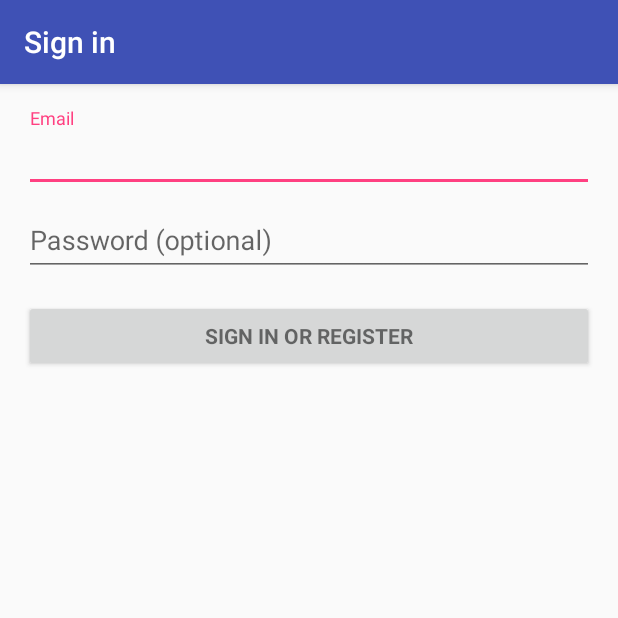
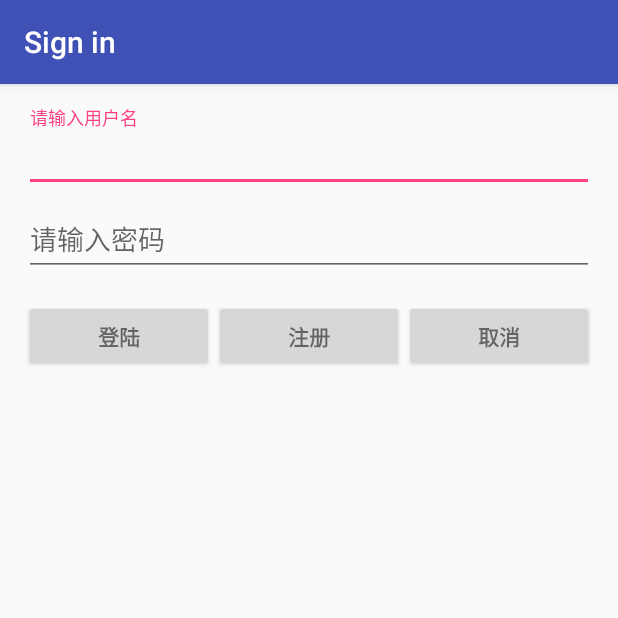
Before and after one commit to daitoto/DontMiss, an Android app: the LoginActivity screen opened directly, with no data from a screen before it, on a phone screen of 412 x 824 dp, the top half of it. Run offline under Robolectric (Android 15) with nearby library versions, the phone set to English and light mode, and no system bars; 2 statements that could not run were skipped.

Commit message:
add userstatus

```diff
--- a/TestApplication/app/build.gradle
+++ b/TestApplication/app/build.gradle
@@ -27,3 +27,7 @@ dependencies {
     androidTestImplementation 'com.android.support.test:runner:1.0.1'
     androidTestImplementation 'com.android.support.test.espresso:espresso-core:3.0.1'
 }
+
+android {
+    useLibrary 'org.apache.http.legacy'
+}
--- a/TestApplication/app/src/main/java/com/example/daitoto/testapplication/LoginActivity.java
+++ b/TestApplication/app/src/main/java/com/example/daitoto/testapplication/LoginActivity.java
@@ -57,7 +57,7 @@ public class LoginActivity extends AppCompatActivity implements LoaderCallbacks<
     private UserLoginTask mAuthTask = null;
 
     // UI references.
-    private AutoCompleteTextView mEmailView;
+    private AutoCompleteTextView mUsernameView;
     private EditText mPasswordView;
     private View mProgressView;
     private View mLoginFormView;
@@ -67,7 +67,7 @@ public class LoginActivity extends AppCompatActivity implements LoaderCallbacks<
         super.onCreate(savedInstanceState);
         setContentView(R.layout.activity_login);
         // Set up the login form.
-        mEmailView = (AutoCompleteTextView) findViewById(R.id.email);
+        mUsernameView = (AutoCompleteTextView) findViewById(R.id.username);
         populateAutoComplete();
 
         mPasswordView = (EditText) findViewById(R.id.password);
@@ -82,8 +82,8 @@ public class LoginActivity extends AppCompatActivity implements LoaderCallbacks<
             }
         });
 
-        Button mEmailSignInButton = (Button) findViewById(R.id.email_sign_in_button);
-        mEmailSignInButton.setOnClickListener(new OnClickListener() {
+        Button mlogin_button = (Button) findViewById(R.id.login_button);
+        mlogin_button.setOnClickListener(new OnClickListener() {
             @Override
             public void onClick(View view) {
                 attemptLogin();
@@ -110,7 +110,7 @@ public class LoginActivity extends AppCompatActivity implements LoaderCallbacks<
             return true;
         }
         if (shouldShowRequestPermissionRationale(READ_CONTACTS)) {
-            Snackbar.make(mEmailView, R.string.permission_rationale, Snackbar.LENGTH_INDEFINITE)
+            Snackbar.make(mUsernameView, R.string.permission_rationale, Snackbar.LENGTH_INDEFINITE)
                     .setAction(android.R.string.ok, new View.OnClickListener() {
                         @Override
                         @TargetApi(Build.VERSION_CODES.M)
@@ -149,11 +149,11 @@ public class LoginActivity extends AppCompatActivity implements LoaderCallbacks<
         }
 
         // Reset errors.
-        mEmailView.setError(null);
+        mUsernameView.setError(null);
         mPasswordView.setError(null);
 
         // Store values at the time of the login attempt.
-        String email = mEmailView.getText().toString();
+        String email = mUsernameView.getText().toString();
         String password = mPasswordView.getText().toString();
 
         boolean cancel = false;
@@ -168,12 +168,12 @@ public class LoginActivity extends AppCompatActivity implements LoaderCallbacks<
 
         // Check for a valid email address.
         if (TextUtils.isEmpty(email)) {
-            mEmailView.setError(getString(R.string.error_field_required));
-            focusView = mEmailView;
+            mUsernameView.setError(getString(R.string.error_field_required));
+            focusView = mUsernameView;
             cancel = true;
         } else if (!isEmailValid(email)) {
-            mEmailView.setError(getString(R.string.error_invalid_email));
-            focusView = mEmailView;
+            mUsernameView.setError(getString(R.string.error_invalid_email));
+            focusView = mUsernameView;
             cancel = true;
         }
 
@@ -276,7 +276,7 @@ public class LoginActivity extends AppCompatActivity implements LoaderCallbacks<
                 new ArrayAdapter<>(LoginActivity.this,
                         android.R.layout.simple_dropdown_item_1line, emailAddressCollection);
 
-        mEmailView.setAdapter(adapter);
+        mUsernameView.setAdapter(adapter);
     }
 
 
--- a/TestApplication/app/src/main/res/layout/activity_login.xml
+++ b/TestApplication/app/src/main/res/layout/activity_login.xml
@@ -26,7 +26,7 @@
         android:layout_height="match_parent">
 
         <LinearLayout
-            android:id="@+id/email_login_form"
+            android:id="@+id/login"
             android:layout_width="match_parent"
             android:layout_height="wrap_content"
             android:orientation="vertical">
@@ -36,11 +36,11 @@
                 android:layout_height="wrap_content">
 
                 <AutoCompleteTextView
-                    android:id="@+id/email"
+                    android:id="@+id/username"
                     android:layout_width="match_parent"
                     android:layout_height="wrap_content"
-                    android:hint="@string/prompt_email"
-                    android:inputType="textEmailAddress"
+                    android:hint="@string/prompt_username"
+                    android:inputType="textPersonName"
                     android:maxLines="1"
                     android:singleLine="true" />
 
@@ -63,15 +63,39 @@
                     android:singleLine="true" />
 
             </android.support.design.widget.TextInputLayout>
-
-            <Button
-                android:id="@+id/email_sign_in_button"
-                style="?android:textAppearanceSmall"
+            <LinearLayout
+                android:id="@+id/loginOrRegister"
                 android:layout_width="match_parent"
                 android:layout_height="wrap_content"
-                android:layout_marginTop="16dp"
-                android:text="@string/action_sign_in"
-                android:textStyle="bold" />
+                android:orientation="horizontal">
+                <Button
+                    android:id="@+id/login_button"
+                    style="?android:textAppearanceSmall"
+                    android:layout_width="fill_parent"
+                    android:layout_height="wrap_content"
+                    android:layout_weight="1"
+                    android:layout_marginTop="16dp"
+                    android:text="@string/action_sign_in"
+                    android:textStyle="bold" />
+                <Button
+                    android:id="@+id/register_button"
+                    style="?android:textAppearanceSmall"
+                    android:layout_width="fill_parent"
+                    android:layout_height="wrap_content"
+                    android:layout_weight="1"
+                    android:layout_marginTop="16dp"
+                    android:text="@string/register"
+                    android:textStyle="bold" />
+                <Button
+                    android:id="@+id/cancel_button"
+                    style="?android:textAppearanceSmall"
+                    android:layout_width="fill_parent"
+                    android:layout_height="wrap_content"
+                    android:layout_weight="1"
+                    android:layout_marginTop="16dp"
+                    android:text="@string/cancel"
+                    android:textStyle="bold" />
+            </LinearLayout>
 
         </LinearLayout>
     </ScrollView>
--- a/TestApplication/app/src/main/res/values/strings.xml
+++ b/TestApplication/app/src/main/res/values/strings.xml
@@ -10,9 +10,11 @@
     <string name="title_activity_login">Sign in</string>
 
     <!-- Strings related to login -->
-    <string name="prompt_email">Email</string>
-    <string name="prompt_password">Password (optional)</string>
-    <string name="action_sign_in">Sign in or register</string>
+    <string name="prompt_username">请输入用户名</string>
+    <string name="prompt_password">请输入密码</string>
+    <string name="action_sign_in">登陆</string>
+    <string name="register">注册</string>
+    <string name="cancel">取消</string>
     <string name="action_sign_in_short">Sign in</string>
     <string name="error_invalid_email">This email address is invalid</string>
     <string name="error_invalid_password">This password is too short</string>
```
Also changed, not shown: TestApplication/app/src/main/java/com/example/daitoto/testapplication/PostJson.java (added, +71 -0 lines), TestApplication/app/src/main/java/com/example/daitoto/testapplication/UserStatus.java (added, +97 -0 lines), TestApplication/app/src/main/java/com/example/daitoto/testapplication/Variables.java (added, +9 -0 lines), TestApplication/app/src/main/java/com/example/daitoto/testapplication/doGet.java (added, +48 -0 lines), TestApplication/app/src/main/java/com/example/daitoto/testapplication/doPost.java (added, +49 -0 lines), TestApplication/build.gradle (line endings or trailing spaces), 2 other files.
